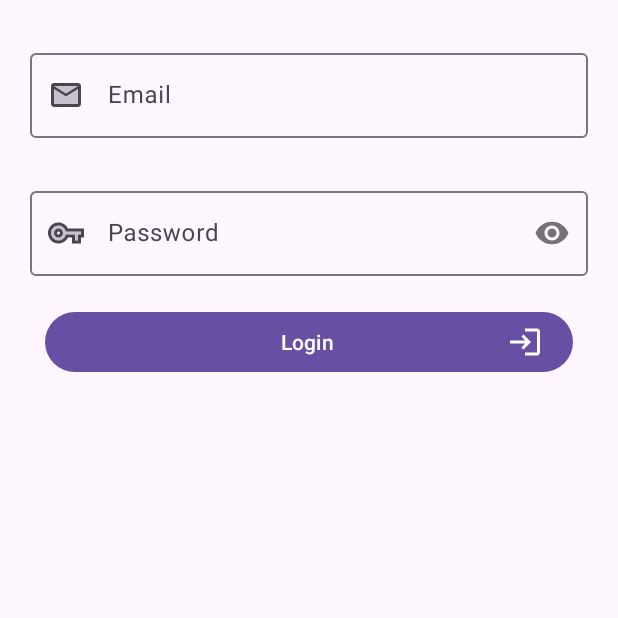
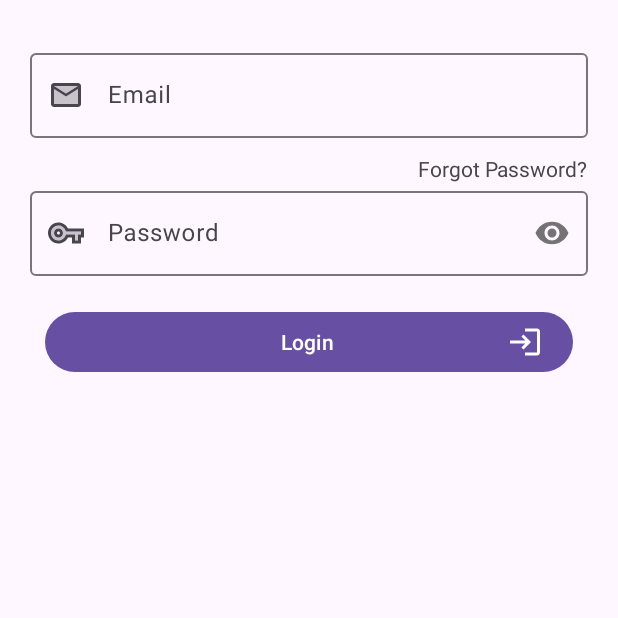
Before and after one commit to jamie-codez/gb_mobile_app, an Android app: the screen it shows after launch (MainActivity), on a phone screen of 412 x 824 dp, the top half of it. Run offline under Robolectric (Android 15) with nearby library versions, the phone set to English and light mode, and no system bars.

```diff
--- a/app/src/main/java/com/greenbay/app/models/LoginModel.kt
+++ b/app/src/main/java/com/greenbay/app/models/LoginModel.kt
@@ -5,6 +5,10 @@ import com.google.gson.annotations.SerializedName
 data class LoginModel(
     @SerializedName("email") val email: String,
     @SerializedName("password") val password: String
+)
+
+data class ResetBody(
+    @SerializedName("email") val email: String
 )
 
 data class ResponseModel(
--- a/app/src/main/java/com/greenbay/app/network/GreenBayService.kt
+++ b/app/src/main/java/com/greenbay/app/network/GreenBayService.kt
@@ -6,6 +6,7 @@ import com.greenbay.app.models.HouseListResponse
 import com.greenbay.app.models.HouseResponse
 import com.greenbay.app.models.LoginModel
 import com.greenbay.app.models.LoginResponse
+import com.greenbay.app.models.ResetBody
 import com.greenbay.app.models.ResponseModel
 import com.greenbay.app.models.STKPayload
 import com.greenbay.app.ui.home.models.ClientTaskResponse
@@ -39,6 +40,9 @@ interface GreenBayService {
         @Header("access-token") token: String,
         @Path("email") email: String
     ): Call<AppUserResponse>
+
+    @POST("/sendPasswordResetEmail")
+    fun resetPassword(@Body resetBody: ResetBody): Call<ResponseModel>
 
     @PUT("/user/{id}")
     fun updateUser(
--- a/app/src/main/java/com/greenbay/app/network/Repository.kt
+++ b/app/src/main/java/com/greenbay/app/network/Repository.kt
@@ -2,6 +2,7 @@ package com.greenbay.app.network
 
 import com.greenbay.app.models.AppUser
 import com.greenbay.app.models.LoginModel
+import com.greenbay.app.models.ResetBody
 import com.greenbay.app.models.STKPayload
 import com.greenbay.app.ui.home.models.Communication
 import com.greenbay.app.ui.home.models.CommunicationUpdate
@@ -13,6 +14,8 @@ class Repository(private val apiService: GreenBayService) {
     fun getUser(accessToken:String,email: String) = apiService.getUser(accessToken,email)
     fun updateUser(token: String, id: String, appUser: AppUser) =
         apiService.updateUser(token, id, appUser)
+
+    fun resetPassword(email: String) = apiService.resetPassword(ResetBody(email))
 
     fun getHouse(token: String, id: String) = apiService.getHouse(token, id)
     fun getTenant(token: String, id: String) = apiService.getTenant(token, id)
--- a/app/src/main/res/layout/add_notification_dialog.xml
+++ b/app/src/main/res/layout/add_notification_dialog.xml
@@ -28,7 +28,7 @@
                 android:id="@+id/communication_dialog_title_et"
                 android:layout_width="match_parent"
                 android:layout_height="wrap_content"
-                android:inputType="numberDecimal" />
+                android:inputType="textAutoComplete" />
         </com.google.android.material.textfield.TextInputLayout>
 
         <com.google.android.material.textfield.TextInputLayout
@@ -50,7 +50,7 @@
                 android:layout_height="100dp"
                 android:layout_gravity="top"
                 android:gravity="top"
-                android:inputType="numberDecimal" />
+                android:inputType="textAutoComplete" />
         </com.google.android.material.textfield.TextInputLayout>
 
         <Button
--- a/app/src/main/res/layout/fragment_login.xml
+++ b/app/src/main/res/layout/fragment_login.xml
@@ -27,6 +27,16 @@
             android:layout_height="wrap_content"
             android:inputType="textEmailAddress" />
     </com.google.android.material.textfield.TextInputLayout>
+    <TextView
+        android:layout_width="wrap_content"
+        android:layout_height="wrap_content"
+        android:text="Forgot Password?"
+        android:layout_marginTop="20dp"
+        app:layout_constraintTop_toBottomOf="@id/login_email_etl"
+        app:layout_constraintEnd_toEndOf="@+id/login_password_etl"
+        app:layout_constraintBottom_toTopOf="@id/login_password_etl"
+        android:layout_marginBottom="10dp"
+        android:id="@+id/forgot_password_tv"/>
 
     <com.google.android.material.textfield.TextInputLayout
         android:id="@+id/login_password_etl"
```
Also changed, not shown: app/src/main/java/com/greenbay/app/ui/auth/frags/LoginFragment.kt (+41 -0 lines), app/src/main/java/com/greenbay/app/ui/auth/viewmodels/AuthViewModel.kt (+23 -1 lines).
